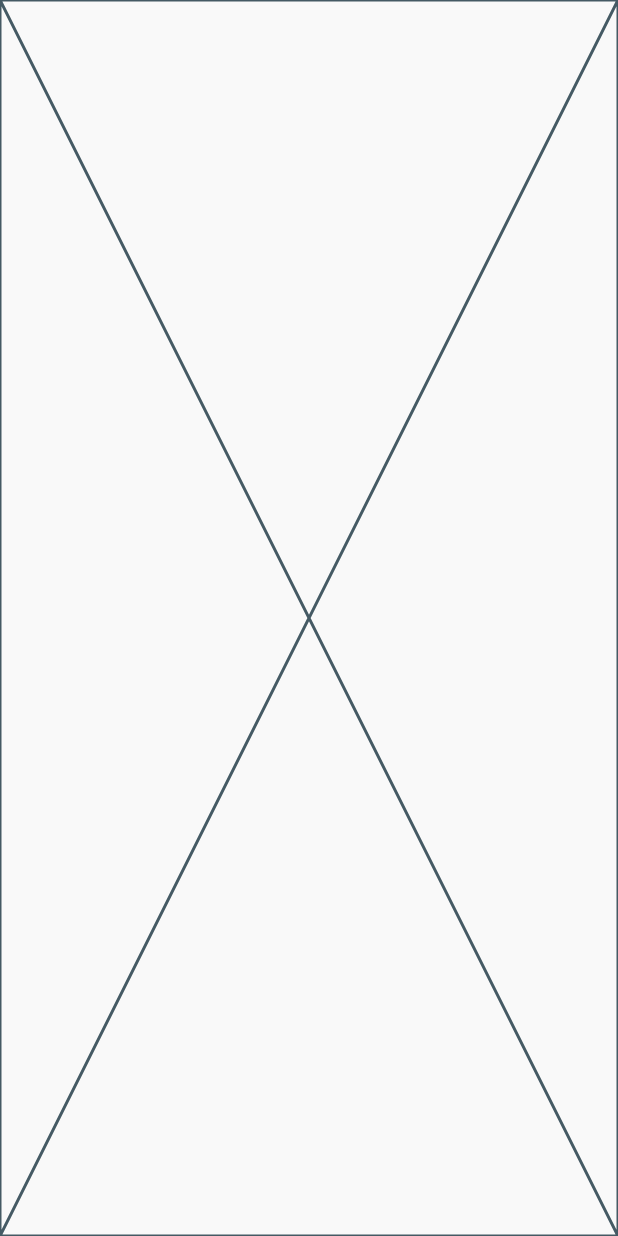
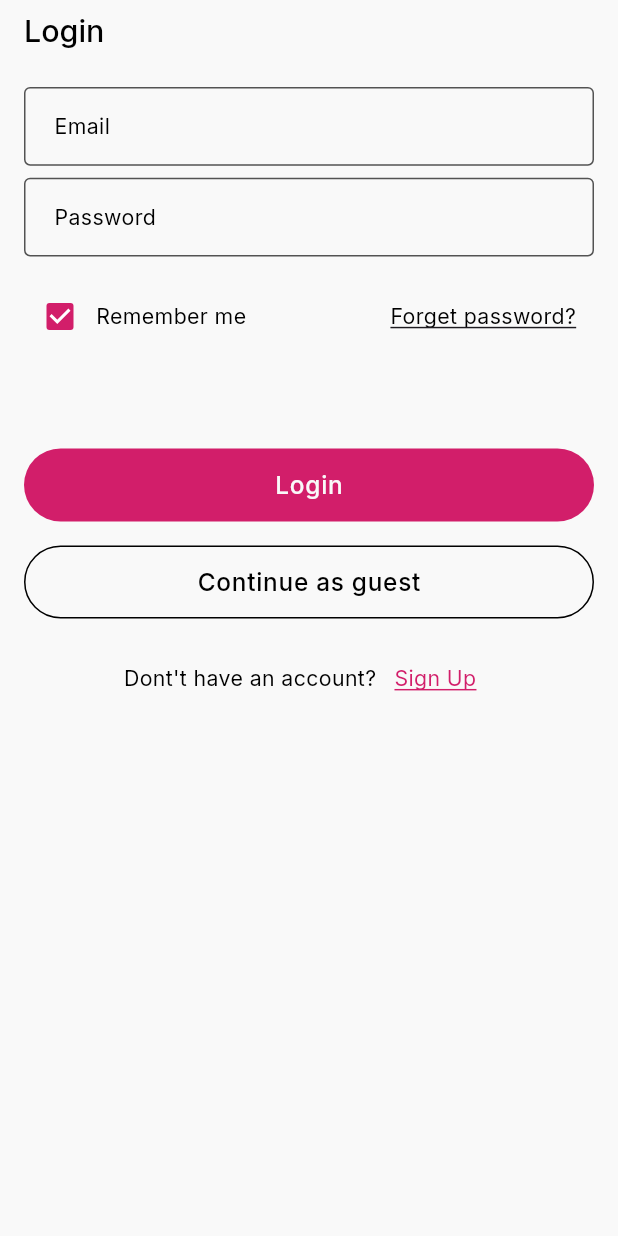
Before and after one commit to Bablu521/Elevate-Ecommerce-App, a Flutter app: the screen it shows after launch, on a phone screen of 412 x 824 dp. Run offline on Flutter 3.47's test engine with Material 3 defaults, Android fonts, the phone set to English and light mode, and no system bars; our stand-ins replace another_flushbar, dio, flutter_bloc, flutter_screenutil, flutter_secure_storage, get_it and 5 more; generated files the repository leaves out were written again.

Commit message:
feat: finish login UI

```diff
--- a/analysis_options.yaml
+++ b/analysis_options.yaml
@@ -21,8 +21,10 @@ linter:
   # `// ignore_for_file: name_of_lint` syntax on the line or in the file
   # producing the lint.
   rules:
+    prefer_final_locals: true
+    prefer_const_constructors: true
+
     # avoid_print: false  # Uncomment to disable the `avoid_print` rule
     # prefer_single_quotes: true  # Uncomment to enable the `prefer_single_quotes` rule
-
 # Additional information about this file can be found at
 # https://dart.dev/guides/language/analysis-options
--- a/lib/api/client/api_client.dart
+++ b/lib/api/client/api_client.dart
@@ -1,13 +1,16 @@
 import 'package:dio/dio.dart';
+import 'package:elevate_ecommerce_app/api/models/requestes/login_requests/login_request.dart';
+import 'package:elevate_ecommerce_app/api/models/responses/login_response/login_response_dto.dart';
+import 'package:elevate_ecommerce_app/core/constants/end_points.dart';
 import 'package:injectable/injectable.dart';
 import 'package:retrofit/retrofit.dart';
 part 'api_client.g.dart';
-
 
 @injectable
 @RestApi()
 abstract class ApiClient {
   @factoryMethod
   factory ApiClient(Dio dio) = _ApiClient;
-  // Define your API methods here, for example:
+  @POST(EndPoints.signIn)
+  Future<LoginResponseDto> login(@Body() LoginRequestModel loginRequestModel);
 }
--- a/lib/api/models/requestes/login_requests/login_request.dart
+++ b/lib/api/models/requestes/login_requests/login_request.dart
@@ -1,23 +1,23 @@
-// This file for request and this is an example.
+import 'package:json_annotation/json_annotation.dart';
 
-// import 'package:json_annotation/json_annotation.dart';
-//
-// part 'login_request.g.dart';
-//
-// @JsonSerializable()
-// class LoginRequest {
-//   @JsonKey(name: "email")
-//   final String? email;
-//   @JsonKey(name: "password")
-//   final String? password;
-//
-//   LoginRequest({this.email, this.password});
-//
-//   factory LoginRequest.fromJson(Map<String, dynamic> json) {
-//     return _$LoginRequestFromJson(json);
-//   }
-//
-//   Map<String, dynamic> toJson() {
-//     return _$LoginRequestToJson(this);
-//   }
-// }
+part 'login_request.g.dart';
+
+@JsonSerializable()
+class LoginRequestModel {
+  final String email;
+  final String password;
+  @JsonKey(includeFromJson: false, includeToJson: false)
+  bool rememberMe;
+  LoginRequestModel({
+    required this.email,
+    required this.password,
+    this.rememberMe = false,
+  });
+
+  // fromJson
+  factory LoginRequestModel.fromJson(Map<String, dynamic> json) =>
+      _$LoginRequestModelFromJson(json);
+
+  // toJson
+  Map<String, dynamic> toJson() => _$LoginRequestModelToJson(this);
+}
--- a/lib/core/common_widgets/custom_text_form_field.dart
+++ b/lib/core/common_widgets/custom_text_form_field.dart
@@ -58,6 +58,7 @@ class CustomTextFormField extends StatelessWidget {
           Theme.of(context).textTheme.bodyMedium?.copyWith(
             color: Theme.of(context).colorScheme.onSecondary,
           ),
+
       controller: controller,
       keyboardType: keyboardType,
       obscureText: obscureText,
@@ -66,7 +67,7 @@ class CustomTextFormField extends StatelessWidget {
       decoration: InputDecoration(
         contentPadding: contentPadding ?? REdgeInsets.all(16),
         filled: true,
-        fillColor: Theme.of(context).colorScheme.shadow,
+        fillColor: Theme.of(context).colorScheme.secondary,
         label: Text(
           label,
           style:
--- /dev/null
+++ b/lib/core/constants/end_points.dart
@@ -0,0 +1,3 @@
+abstract class EndPoints {
+  static const String signIn = "auth/signin";
+}
--- a/lib/l10n/intl_en.arb
+++ b/lib/l10n/intl_en.arb
@@ -9,5 +9,15 @@
   "dioErrorCancel": "Request was cancelled. Please retry.",
   "connectionError": "Network error. Please check your internet connection.",
   "unknownError": "An unexpected error occurred:",
-  "unknown": "Unknown"
+  "unknown": "Unknown",
+  "login": "Login",
+  "emailLabel": "Email",
+  "emailHintText": "Enter your Email",
+  "passwordLabel": "Password",
+  "passwordHintText": "Enter your Password",
+  "rememberMe": "Remember me",
+  "forgetPassword": "Forget password?",
+  "dontHaveAccount": "Dont't have an account?",
+  "continueAsGuest": "Continue as guest",
+  "signUp": "Sign Up"
 }
--- a/lib/presentation/auth/login/views/widgets/login_view_body.dart
+++ b/lib/presentation/auth/login/views/widgets/login_view_body.dart
@@ -1,10 +1,60 @@
+import 'dart:developer';
+
+import 'package:elevate_ecommerce_app/core/common_widgets/custom_elevated_button.dart';
+import 'package:elevate_ecommerce_app/generated/l10n.dart';
+import 'package:elevate_ecommerce_app/presentation/auth/login/views/widgets/section_create_new_account.dart';
+import 'package:elevate_ecommerce_app/presentation/auth/login/views/widgets/section_login_text_field.dart';
+import 'package:elevate_ecommerce_app/presentation/auth/login/views/widgets/section_remember_me_and_forget_password.dart';
 import 'package:flutter/material.dart';
 
-class LoginViewBody extends StatelessWidget {
+class LoginViewBody extends StatefulWidget {
   const LoginViewBody({super.key});
 
   @override
+  State<LoginViewBody> createState() => _LoginViewBodyState();
+}
+
+class _LoginViewBodyState extends State<LoginViewBody> {
+  final GlobalKey<FormState> globalKey = GlobalKey<FormState>();
+  @override
   Widget build(BuildContext context) {
-    return const Placeholder();
+    final local = AppLocalizations.of(context);
+    final theme = Theme.of(context);
+    return SafeArea(
+      child: Padding(
+        padding: const EdgeInsets.symmetric(horizontal: 16, vertical: 8),
+        child: Column(
+          crossAxisAlignment: CrossAxisAlignment.start,
+          children: [
+            Text(local.login, style: theme.textTheme.titleLarge),
+            const SizedBox(height: 24),
+            SectionLoginTextField(globalKey: globalKey),
+            const SizedBox(height: 16),
+            SectionRememberMeAndForgetPassword(),
+            const SizedBox(height: 64),
+            CustomElevatedButton(
+              onPressed: () {
+                if (globalKey.currentState!.validate()) {
+                  log("success");
+                }
+              },
+              buttonTitle: local.login,
+            ),
+            const SizedBox(height: 16),
+            CustomElevatedButton(
+              onPressed: () {},
+              buttonTitle: local.continueAsGuest,
+              borderColor: theme.colorScheme.onSecondary,
+              backgroundColor: theme.colorScheme.secondary,
+              titleStyle: theme.textTheme.bodyLarge?.copyWith(
+                color: theme.colorScheme.onSecondary,
+              ),
+            ),
+            const SizedBox(height: 16),
+            SectionCreateNewAccount(),
+          ],
+        ),
+      ),
+    );
   }
 }
--- /dev/null
+++ b/lib/presentation/auth/login/views/widgets/section_create_new_account.dart
@@ -0,0 +1,33 @@
+import 'package:elevate_ecommerce_app/generated/l10n.dart';
+import 'package:flutter/material.dart';
+
+class SectionCreateNewAccount extends StatelessWidget {
+  const SectionCreateNewAccount({super.key});
+
+  @override
+  Widget build(BuildContext context) {
+    final local = AppLocalizations.of(context);
+    final theme = Theme.of(context);
+    return Row(
+      mainAxisAlignment: MainAxisAlignment.center,
+      children: [
+        Text(
+          local.dontHaveAccount,
+          style: theme.textTheme.bodyMedium?.copyWith(
+            color: theme.colorScheme.onSecondary,
+          ),
+        ),
+        TextButton(
+          onPressed: () {},
+          child: Text(
+            local.signUp,
+            style: theme.textTheme.bodyMedium?.copyWith(
+              decoration: TextDecoration.underline,
+              decorationColor: theme.colorScheme.primary,
+            ),
+          ),
+        ),
+      ],
+    );
+  }
+}
--- /dev/null
+++ b/lib/presentation/auth/login/views/widgets/section_login_text_field.dart
@@ -0,0 +1,40 @@
+import 'package:elevate_ecommerce_app/core/common_widgets/custom_text_form_field.dart';
+import 'package:elevate_ecommerce_app/core/utils/validations.dart';
+import 'package:elevate_ecommerce_app/generated/l10n.dart';
+import 'package:flutter/material.dart';
+
+class SectionLoginTextField extends StatelessWidget {
+  const SectionLoginTextField({super.key, required this.globalKey});
+  final GlobalKey<FormState> globalKey;
+  @override
+  Widget build(BuildContext context) {
+    final theme = Theme.of(context);
+    final local = AppLocalizations.of(context);
+    return Form(
+      key: globalKey,
+      autovalidateMode: AutovalidateMode.onUnfocus,
+      child: Column(
+        children: [
+          CustomTextFormField(
+            label: local.emailLabel,
+            hintText: local.emailHintText,
+            hintStyle: theme.textTheme.bodyMedium?.copyWith(
+              color: theme.colorScheme.shadow,
+            ),
+            validator: (value) => Validations.emailValidation(email: value),
+          ),
+          const SizedBox(height: 8),
+          CustomTextFormField(
+            label: local.passwordLabel,
+            hintText: local.passwordHintText,
+            hintStyle: theme.textTheme.bodyMedium?.copyWith(
+              color: theme.colorScheme.shadow,
+            ),
+            validator:
+                (value) => Validations.passwordValidation(password: value),
+          ),
+        ],
+      ),
+    );
+  }
+}
--- /dev/null
+++ b/lib/presentation/auth/login/views/widgets/section_remember_me_and_forget_password.dart
@@ -0,0 +1,38 @@
+import 'package:elevate_ecommerce_app/generated/l10n.dart';
+import 'package:flutter/material.dart';
+
+class SectionRememberMeAndForgetPassword extends StatelessWidget {
+  const SectionRememberMeAndForgetPassword({super.key});
+
+  @override
+  Widget build(BuildContext context) {
+    final theme = Theme.of(context);
+    final local = AppLocalizations.of(context);
+    return Row(
+      mainAxisAlignment: MainAxisAlignment.spaceBetween,
+      children: [
+        Row(
+          children: [
+            Checkbox(value: true, onChanged: (value) {}),
+            Text(
+              local.rememberMe,
+              style: theme.textTheme.bodyMedium?.copyWith(
+                color: theme.colorScheme.onSecondary,
+              ),
+            ),
+          ],
+        ),
+        TextButton(
+          onPressed: () {},
+          child: Text(
+            local.forgetPassword,
+            style: theme.textTheme.bodyMedium?.copyWith(
+              color: theme.colorScheme.onSecondary,
+              decoration: TextDecoration.underline,
+            ),
+          ),
+        ),
+      ],
+    );
+  }
+}
```
Also changed, not shown: lib/api/models/responses/login_response/login_response_dto.dart (added, +21 -0 lines), lib/api/models/responses/login_response/user_response_dto.dart (added, +38 -0 lines), lib/api/models/responses/login_respose/Login_response.dart (deleted, +0 -23 lines), lib/api/client/api_client.g.dart, lib/generated/intl/messages_en.dart, lib/generated/l10n.dart, pubspec.lock, 1 other file.
